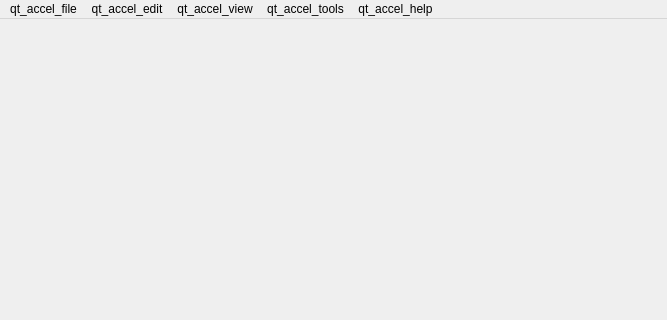
Before: the Qt Designer form qt/aqt/forms/main.ui in JSchoreels/anki, drawn with Qt 5; both pictures show x 0 to 667 and y 0 to 320 of the 667 by 570 pixel window.
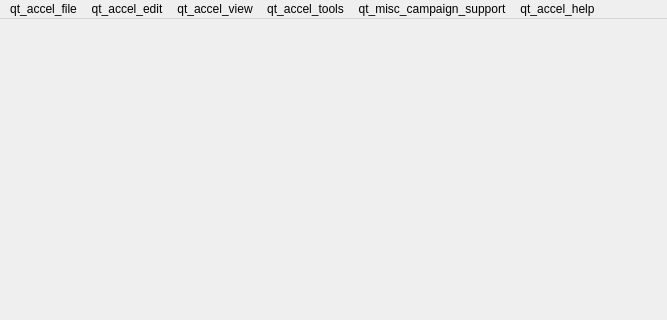
After: the same form once the commit is applied. Icons and pictures are not drawn.

Commit message: Apply profile sharing choices to campaign exports and track upload progress

```diff
--- a/qt/aqt/forms/main.ui
+++ b/qt/aqt/forms/main.ui
@@ -49,6 +49,14 @@
      <height>43</height>
     </rect>
    </property>
+   <widget class="QMenu" name="menuSupport">
+    <property name="title">
+     <string>qt_misc_campaign_support</string>
+    </property>
+    <addaction name="actionCampaignUpload"/>
+    <addaction name="actionCampaignDetails"/>
+    <addaction name="actionStopMonthlyUploads"/>
+   </widget>
    <widget class="QMenu" name="menuHelp">
     <property name="title">
      <string>qt_accel_help</string>
@@ -113,6 +121,7 @@
    <addaction name="menuEdit"/>
    <addaction name="menuqt_accel_view"/>
    <addaction name="menuTools"/>
+   <addaction name="menuSupport"/>
    <addaction name="menuHelp"/>
   </widget>
   <action name="actionExit">
```
Left out of the diff: 9 changed lines with no effect on the pictures. The commit also changes 16 other files.
